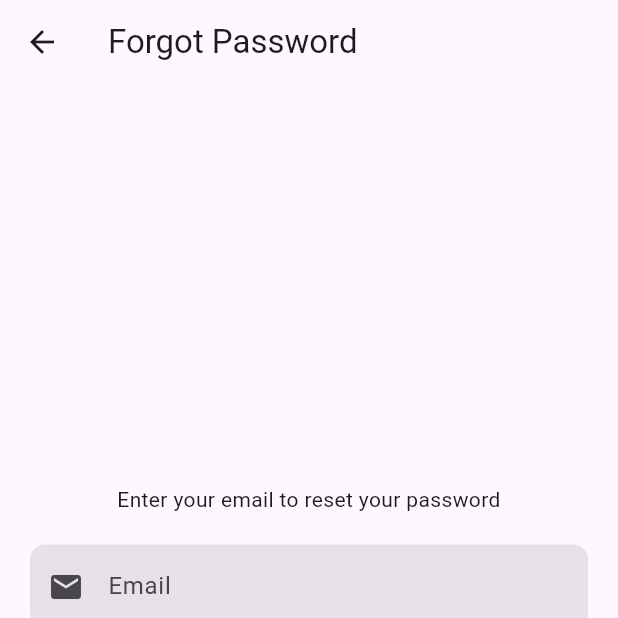
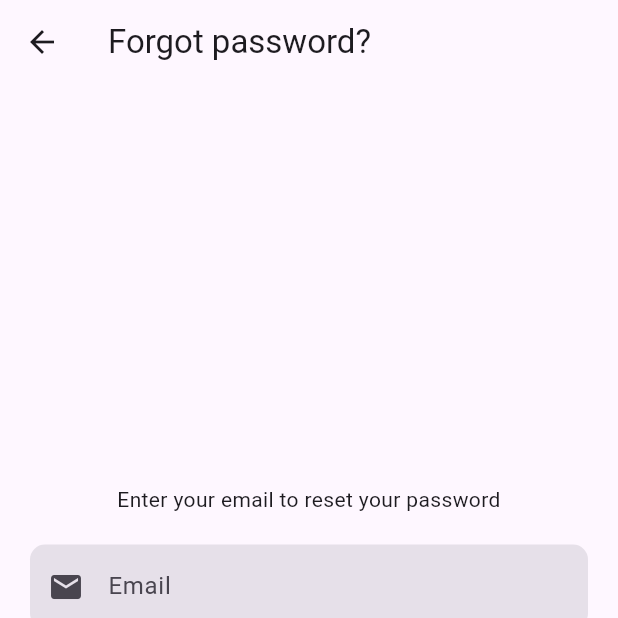
Before and after one commit to rodrigogmdias/flutter-boilerplate, a Flutter app: the screen it shows after launch, after a tap on "Forgot password?", on a phone screen of 412 x 824 dp, the top half of it. Run offline on Flutter 3.47's test engine with Material 3 defaults, Android fonts, the phone set to English and light mode, and no system bars; our stand-ins replace bloc, firebase_auth, firebase_core, flutter_bloc, go_router, google_sign_in; accounts and stored records are empty; generated files the repository leaves out were written again; network calls fail.

Commit message:
feat: adicionar suporte à localização nas páginas de login e recuperação de senha

```diff
--- a/lib/feature/forget_password/forget_password_page.dart
+++ b/lib/feature/forget_password/forget_password_page.dart
@@ -1,4 +1,5 @@
 import 'package:flutter/material.dart';
+import 'package:flutter_gen/gen_l10n/app_localizations.dart'; // Import AppLocalizations
 
 import '../../shared/components/custom_buttons.dart';
 import '../../shared/components/custom_text_field.dart';
@@ -12,7 +13,8 @@ class ForgetPasswordPage extends StatelessWidget {
 
     return Scaffold(
       appBar: AppBar(
-        title: const Text("Forgot Password"),
+        title: Text(AppLocalizations.of(context)!
+            .forgotPassword), // Use AppLocalizations
       ),
       body: Center(
         child: Padding(
@@ -22,24 +24,30 @@ class ForgetPasswordPage extends StatelessWidget {
             crossAxisAlignment: CrossAxisAlignment.stretch,
             children: [
               Text(
-                "Enter your email to reset your password",
+                AppLocalizations.of(context)!
+                    .enterEmailToResetPassword, // Use AppLocalizations
                 textAlign: TextAlign.center,
                 style: Theme.of(context).textTheme.bodyMedium,
               ),
               const SizedBox(height: 20),
               CustomTextField(
                 controller: emailController,
-                hintText: "Email",
+                hintText:
+                    AppLocalizations.of(context)!.email, // Use AppLocalizations
                 icon: Icons.email,
-                keyboardType:
-                    TextInputType.emailAddress, // Adicionado tipo de teclado
+                keyboardType: TextInputType.emailAddress,
               ),
               const SizedBox(height: 20),
-              CustomButton(label: "RESET PASSWORD", onPressed: () {}),
+              CustomButton(
+                label: AppLocalizations.of(context)!
+                    .resetPassword, // Use AppLocalizations
+                onPressed: () {},
+              ),
               const SizedBox(height: 20),
               TextButton(
                 onPressed: () => Navigator.pop(context),
-                child: const Text("Back to Login"),
+                child: Text(AppLocalizations.of(context)!
+                    .backToLogin), // Use AppLocalizations
               ),
             ],
           ),
--- a/lib/feature/login/login_page.dart
+++ b/lib/feature/login/login_page.dart
@@ -1,6 +1,7 @@
 import 'package:boilerplate/feature/login/cubit/login_cubit.dart';
 import 'package:flutter/material.dart';
 import 'package:flutter_bloc/flutter_bloc.dart';
+import 'package:flutter_gen/gen_l10n/app_localizations.dart';
 import 'package:go_router/go_router.dart';
 
 import '../../shared/components/custom_buttons.dart';
@@ -43,21 +44,20 @@ class LoginPage extends StatelessWidget {
                   mainAxisAlignment: MainAxisAlignment.center,
                   children: [
                     Text(
-                      "My App",
+                      AppLocalizations.of(context)!.myApp,
                       style: Theme.of(context).textTheme.titleLarge,
                     ),
                     const SizedBox(height: 30),
                     CustomTextField(
                       controller: emailController,
-                      hintText: "Email",
+                      hintText: AppLocalizations.of(context)!.email,
                       icon: Icons.email,
-                      keyboardType: TextInputType
-                          .emailAddress, // Adicionado tipo de teclado
+                      keyboardType: TextInputType.emailAddress,
                     ),
                     const SizedBox(height: 20),
                     CustomTextField(
                       controller: passwordController,
-                      hintText: "Password",
+                      hintText: AppLocalizations.of(context)!.password,
                       icon: Icons.lock,
                       obscureText: true,
                     ),
@@ -70,7 +70,7 @@ class LoginPage extends StatelessWidget {
                     ),
                     const SizedBox(height: 20),
                     CustomButton(
-                      label: "LOGIN",
+                      label: AppLocalizations.of(context)!.login,
                       onPressed: () => context.read<LoginCubit>().login(
                             emailController.text,
                             passwordController.text,
--- a/lib/feature/login/widgets/remember_me_and_forget_password.dart
+++ b/lib/feature/login/widgets/remember_me_and_forget_password.dart
@@ -1,4 +1,5 @@
 import 'package:flutter/material.dart';
+import 'package:flutter_gen/gen_l10n/app_localizations.dart';
 import 'package:go_router/go_router.dart';
 
 class RememberMeAndForgotPassword extends StatelessWidget {
@@ -13,6 +14,7 @@ class RememberMeAndForgotPassword extends StatelessWidget {
 
   @override
   Widget build(BuildContext context) {
+    final localizations = AppLocalizations.of(context)!;
     return Row(
       mainAxisAlignment: MainAxisAlignment.spaceBetween,
       children: [
@@ -22,13 +24,13 @@ class RememberMeAndForgotPassword extends StatelessWidget {
               value: rememberChecked,
               onChanged: onChanged,
             ),
-            const Text("Remember me"),
+            Text(localizations.rememberMe),
           ],
         ),
         GestureDetector(
           onTap: () => context.push("/forget-password"),
           child: Text(
-            "Forgot password?",
+            localizations.forgotPassword,
             style: TextStyle(
               color: Theme.of(context).colorScheme.secondary,
             ),
--- a/lib/feature/login/widgets/sign_up_text.dart
+++ b/lib/feature/login/widgets/sign_up_text.dart
@@ -1,4 +1,5 @@
 import 'package:flutter/material.dart';
+import 'package:flutter_gen/gen_l10n/app_localizations.dart';
 import 'package:go_router/go_router.dart';
 
 class SignUpText extends StatelessWidget {
@@ -11,7 +12,7 @@ class SignUpText extends StatelessWidget {
         context.push('/sign-up');
       },
       child: Text(
-        "Don't have an account? Sign Up",
+        AppLocalizations.of(context)!.signUpPrompt,
         style: TextStyle(color: Theme.of(context).colorScheme.secondary),
       ),
     );
```
Also changed, not shown: lib/feature/login/widgets/login_button.dart (deleted, +0 -21 lines), lib/feature/sign_up/sign_up_page.dart (+15 -7 lines), lib/l10n/app_en.arb (+28 -1 lines), lib/l10n/app_pt.arb (+29 -1 lines).
